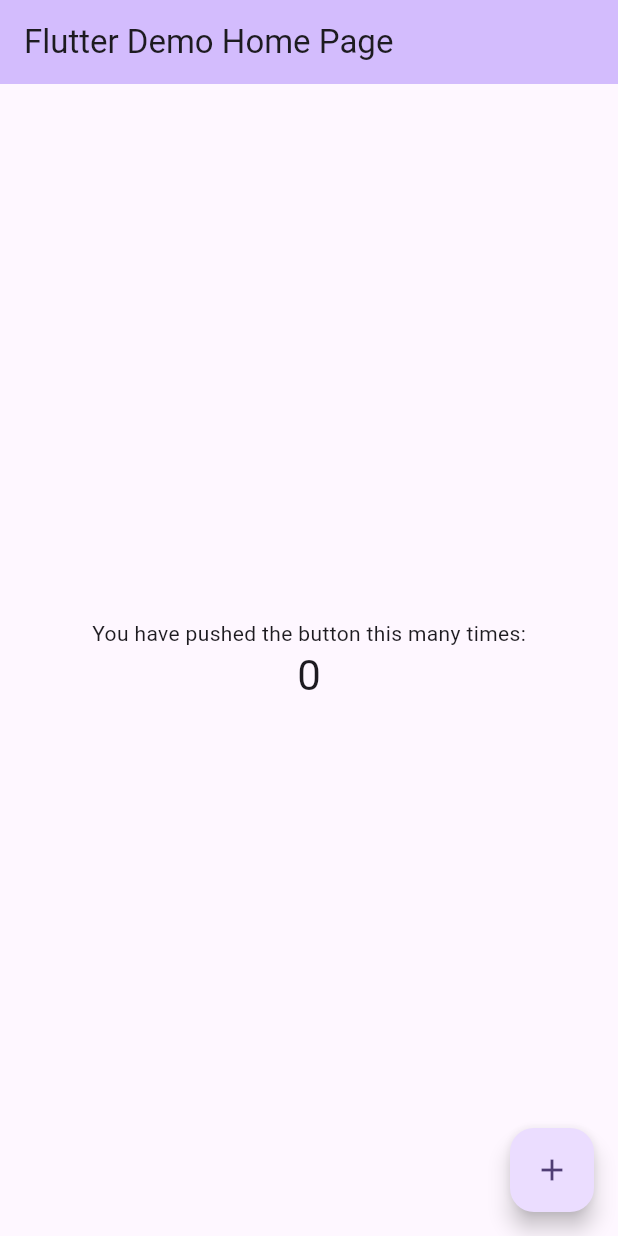
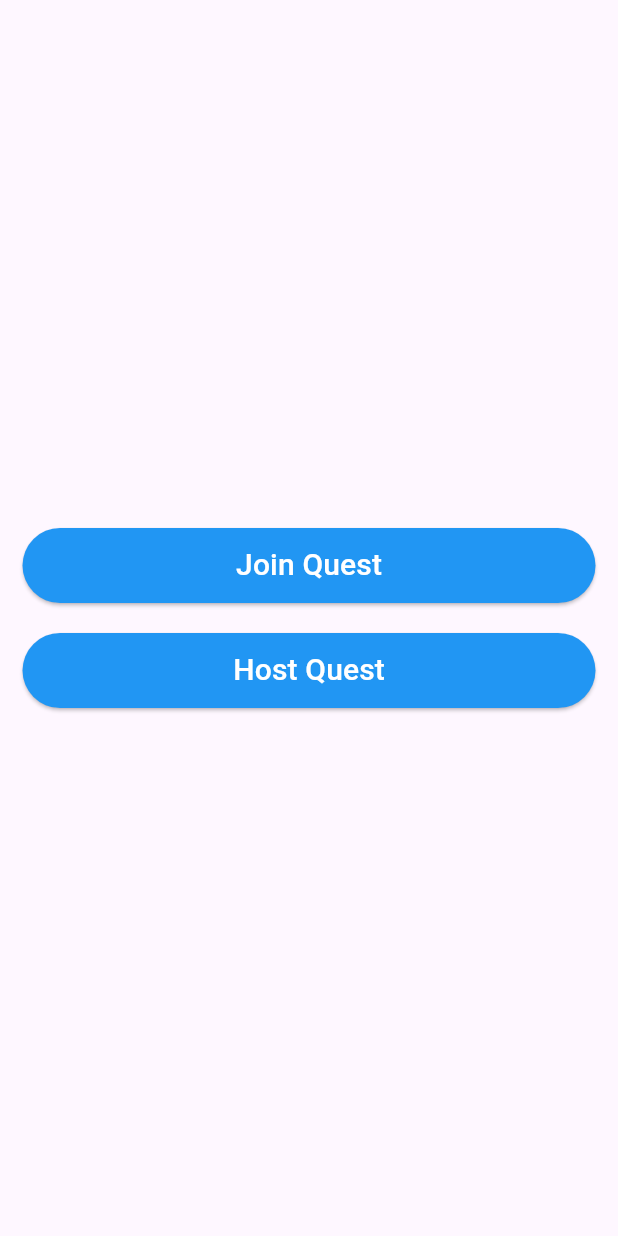
Before and after one commit to RR-Terminator/mentimeter, a Flutter app: the screen it shows after launch, on a phone screen of 412 x 824 dp. Run offline on Flutter 3.47's test engine with Material 3 defaults, Android fonts, the phone set to English and light mode, and no system bars; our stand-ins replace socket_io_client.

Commit message:
Host and participate Screen Created

```diff
--- a/lib/Presentations/HomePage.dart
+++ b/lib/Presentations/HomePage.dart
@@ -0,0 +1,32 @@
+import 'package:flutter/material.dart';
+import 'package:mentimeterclone/Presentations/Host/CreateQuest.dart';
+import 'package:mentimeterclone/Presentations/Participants/JoinQuest.dart';
+import 'package:mentimeterclone/Widgets/CustomButton.dart';
+
+class HomePage extends StatelessWidget {
+
+  static String routeName = 'home-page';
+  const HomePage({Key? key}) : super(key: key);
+
+  void joinQuest(BuildContext context){
+    Navigator.pushNamed(context, JoinQuest.routeName);
+  }
+
+  void createQuest(BuildContext context){
+    Navigator.pushNamed(context, CreateQuest.routeName);
+  }
+
+  @override
+  Widget build(BuildContext context) {
+    return  Scaffold(
+      body: Column(
+        mainAxisAlignment: MainAxisAlignment.center,
+        children: [
+          CustomButton(onTap: () => joinQuest(context), text: "Join Quest"),
+          const SizedBox(height: 20),
+          CustomButton(onTap: () => createQuest(context), text: "Host Quest")
+        ],
+      ),
+    );
+  }
+}
--- a/lib/Widgets/CustomButton.dart
+++ b/lib/Widgets/CustomButton.dart
@@ -0,0 +1,29 @@
+import 'package:flutter/material.dart';
+
+class CustomButton extends StatelessWidget {
+  final VoidCallback onTap;
+  final String text;
+
+  const CustomButton({Key? key, required this.onTap, required this.text})
+      : super(key: key);
+
+  @override
+  Widget build(BuildContext context) {
+    final screenWidth = MediaQuery.of(context).size.width;
+
+    return Container(
+      padding: const EdgeInsets.only(left: 15, right: 15),
+      child: ElevatedButton(
+        onPressed: onTap,
+        style: ElevatedButton.styleFrom(
+          minimumSize: Size(screenWidth, 50),
+          backgroundColor: Colors.blue,
+        ),
+        child: Text(
+          text,
+          style: const TextStyle(color: Colors.white, fontSize: 20),
+        ),
+      ),
+    );
+  }
+}
--- a/lib/main.dart
+++ b/lib/main.dart
@@ -1,125 +1,34 @@
 import 'package:flutter/material.dart';
+import 'package:mentimeterclone/Presentations/HomePage.dart';
+import 'package:mentimeterclone/Presentations/Host/CreateQuest.dart';
+import 'package:mentimeterclone/Presentations/Host/HostQuestions.dart';
+import 'package:mentimeterclone/Presentations/Host/QuestionReviewPage.dart';
+import 'package:mentimeterclone/Presentations/Host/WaitingScreen.dart';
+import 'package:mentimeterclone/Presentations/LeaderBoardScreen.dart';
+import 'package:mentimeterclone/Presentations/Participants/JoinQuest.dart';
+import 'package:mentimeterclone/Presentations/Participants/QuestionPage.dart';
+import 'package:mentimeterclone/Presentations/WinnerScreen.dart';
 
-void main() {
-  runApp(const MyApp());
+void main(){
+
+  runApp(MaterialApp(
+    debugShowCheckedModeBanner: false,
+    theme: ThemeData.light(),
+    initialRoute: HomePage.routeName,
+    routes: {
+      HomePage.routeName : (context) =>const HomePage(),
+      JoinQuest.routeName : (context) => const JoinQuest(),
+      CreateQuest.routeName : (context) => const CreateQuest(),
+      QuestionPage.routeName : (context) => const QuestionPage(),
+      AddQuestions.routeName : (context) =>  AddQuestions(),
+      ReviewPage.routeName: (context) => const ReviewPage(),
+      HostWaitingScreen.routeName : (context) => const HostWaitingScreen(),
+      LeaderBoard.routeName : (context) => const LeaderBoard(),
+      WinnerScreen.routeName: (context) => const WinnerScreen()
+
+
+
+    },
+
+  ));
 }
-
-class MyApp extends StatelessWidget {
-  const MyApp({super.key});
-
-  // This widget is the root of your application.
-  @override
-  Widget build(BuildContext context) {
-    return MaterialApp(
-      title: 'Flutter Demo',
-      theme: ThemeData(
-        // This is the theme of your application.
-        //
-        // TRY THIS: Try running your application with "flutter run". You'll see
-        // the application has a purple toolbar. Then, without quitting the app,
-        // try changing the seedColor in the colorScheme below to Colors.green
-        // and then invoke "hot reload" (save your changes or press the "hot
-        // reload" button in a Flutter-supported IDE, or press "r" if you used
-        // the command line to start the app).
-        //
-        // Notice that the counter didn't reset back to zero; the application
-        // state is not lost during the reload. To reset the state, use hot
-        // restart instead.
-        //
-        // This works for code too, not just values: Most code changes can be
-        // tested with just a hot reload.
-        colorScheme: ColorScheme.fromSeed(seedColor: Colors.deepPurple),
-        useMaterial3: true,
-      ),
-      home: const MyHomePage(title: 'Flutter Demo Home Page'),
-    );
-  }
-}
-
-class MyHomePage extends StatefulWidget {
-  const MyHomePage({super.key, required this.title});
-
-  // This widget is the home page of your application. It is stateful, meaning
-  // that it has a State object (defined below) that contains fields that affect
-  // how it looks.
-
-  // This class is the configuration for the state. It holds the values (in this
-  // case the title) provided by the parent (in this case the App widget) and
-  // used by the build method of the State. Fields in a Widget subclass are
-  // always marked "final".
-
-  final String title;
-
-  @override
-  State<MyHomePage> createState() => _MyHomePageState();
-}
-
-class _MyHomePageState extends State<MyHomePage> {
-  int _counter = 0;
-
-  void _incrementCounter() {
-    setState(() {
-      // This call to setState tells the Flutter framework that something has
-      // changed in this State, which causes it to rerun the build method below
-      // so that the display can reflect the updated values. If we changed
-      // _counter without calling setState(), then the build method would not be
-      // called again, and so nothing would appear to happen.
-      _counter++;
-    });
-  }
-
-  @override
-  Widget build(BuildContext context) {
-    // This method is rerun every time setState is called, for instance as done
-    // by the _incrementCounter method above.
-    //
-    // The Flutter framework has been optimized to make rerunning build methods
-    // fast, so that you can just rebuild anything that needs updating rather
-    // than having to individually change instances of widgets.
-    return Scaffold(
-      appBar: AppBar(
-        // TRY THIS: Try changing the color here to a specific color (to
-        // Colors.amber, perhaps?) and trigger a hot reload to see the AppBar
-        // change color while the other colors stay the same.
-        backgroundColor: Theme.of(context).colorScheme.inversePrimary,
-        // Here we take the value from the MyHomePage object that was created by
-        // the App.build method, and use it to set our appbar title.
-        title: Text(widget.title),
-      ),
-      body: Center(
-        // Center is a layout widget. It takes a single child and positions it
-        // in the middle of the parent.
-        child: Column(
-          // Column is also a layout widget. It takes a list of children and
-          // arranges them vertically. By default, it sizes itself to fit its
-          // children horizontally, and tries to be as tall as its parent.
-          //
-          // Column has various properties to control how it sizes itself and
-          // how it positions its children. Here we use mainAxisAlignment to
-          // center the children vertically; the main axis here is the vertical
-          // axis because Columns are vertical (the cross axis would be
-          // horizontal).
-          //
-          // TRY THIS: Invoke "debug painting" (choose the "Toggle Debug Paint"
-          // action in the IDE, or press "p" in the console), to see the
-          // wireframe for each widget.
-          mainAxisAlignment: MainAxisAlignment.center,
-          children: <Widget>[
-            const Text(
-              'You have pushed the button this many times:',
-            ),
-            Text(
-              '$_counter',
-              style: Theme.of(context).textTheme.headlineMedium,
-            ),
-          ],
-        ),
-      ),
-      floatingActionButton: FloatingActionButton(
-        onPressed: _incrementCounter,
-        tooltip: 'Increment',
-        child: const Icon(Icons.add),
-      ), // This trailing comma makes auto-formatting nicer for build methods.
-    );
-  }
-}
--- a/pubspec.yaml
+++ b/pubspec.yaml
@@ -35,6 +35,7 @@ dependencies:
   # The following adds the Cupertino Icons font to your application.
   # Use with the CupertinoIcons class for iOS style icons.
   cupertino_icons: ^1.0.2
+  socket_io_client: ^2.0.3+1
 
 dev_dependencies:
   flutter_test:
```
Also changed, not shown: lib/Presentations/Host/CreateQuest.dart (+34 -0 lines), lib/Presentations/Host/HostQuestions.dart (+70 -0 lines), lib/Presentations/Host/QuestionReviewPage.dart (+16 -0 lines), lib/Presentations/Host/WaitingScreen.dart (+18 -0 lines), lib/Presentations/LeaderBoardScreen.dart (+17 -0 lines), lib/Presentations/Participants/JoinQuest.dart (+37 -0 lines), lib/Presentations/Participants/QuestionPage.dart (+17 -0 lines), lib/Presentations/WinnerScreen.dart (+18 -0 lines), lib/Resources/socket_client.dart (+21 -0 lines), lib/Resources/socket_methods.dart (+43 -0 lines), lib/Widgets/NameField.dart (+27 -0 lines), pubspec.lock, 1 other file.
